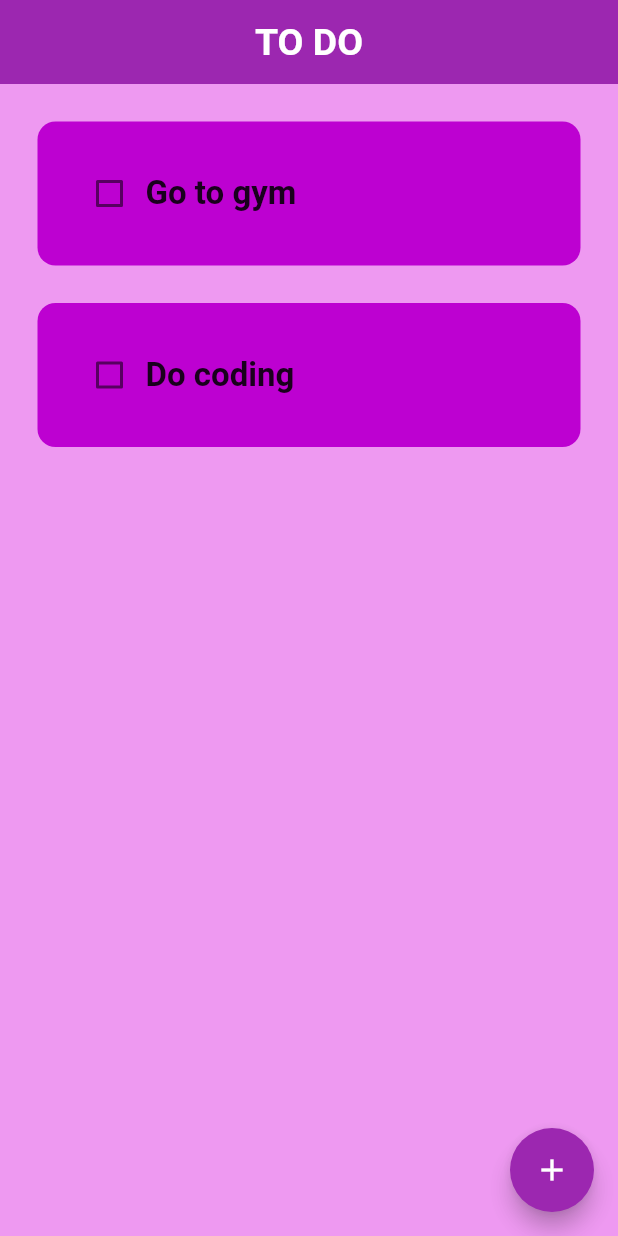
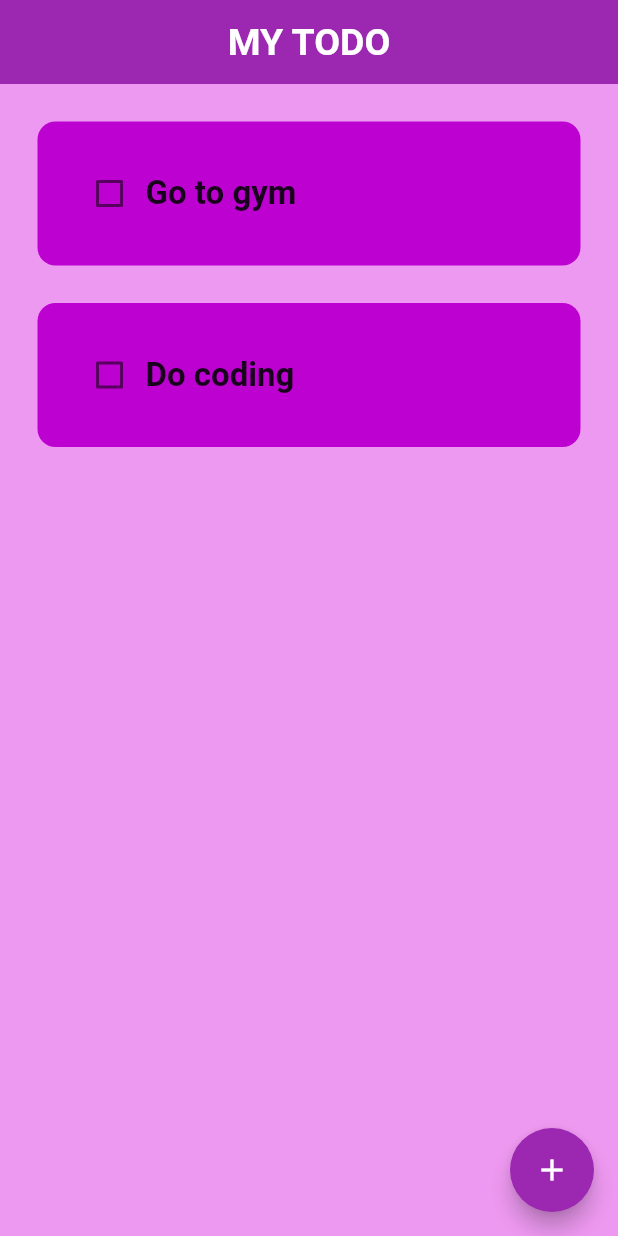
Before and after one commit to mrudulmohan007/TO-DO-APP, a Flutter app: the screen it shows after launch, on a phone screen of 412 x 824 dp. Run offline on Flutter 3.47's test engine with Material 2 defaults, Android fonts, the phone set to English and light mode, and no system bars; drawn by our look-alikes of flutter_slidable; our stand-ins replace hive_flutter; accounts and stored records are empty.

Commit message:
final push

```diff
--- a/lib/pages/home_page.dart
+++ b/lib/pages/home_page.dart
@@ -81,7 +81,7 @@ class _HomePageState extends State<HomePage> {
       appBar: AppBar(
         centerTitle: true,
         title: const Text(
-          'TO DO',
+          'MY TODO',
           style: TextStyle(
             fontWeight: FontWeight.bold,
             fontSize: 25,
```
